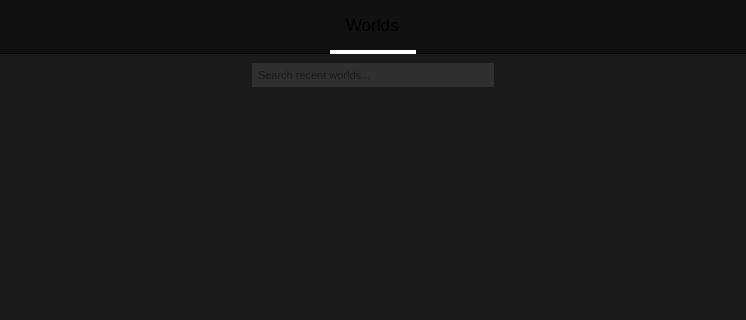
Before: the Qt Designer form src/widgets/projectmanager.ui in jahshaka/Studio, drawn with Qt 5; both pictures show x 0 to 746 and y 0 to 320 of the 746 by 503 pixel window.
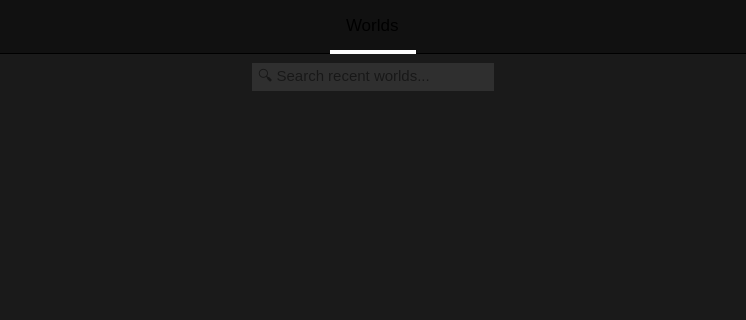
After: the same form once the commit is applied. Icons and pictures are not drawn.

Commit message: New hierarchy buttons and icons, tweaks all around

Diff of the .ui file:
```diff
--- a/src/widgets/projectmanager.ui
+++ b/src/widgets/projectmanager.ui
@@ -99,7 +99,7 @@
 }
 
 #lineEdit {
-	font-size: 11px;
+	font-size: 15px;
 	background: #2f2f2f;
 	padding: 4px;
 	border: 0;
@@ -339,6 +339,12 @@
          <verstretch>0</verstretch>
         </sizepolicy>
        </property>
+       <property name="minimumSize">
+        <size>
+         <width>0</width>
+         <height>0</height>
+        </size>
+       </property>
        <property name="styleSheet">
         <string notr="true"/>
        </property>
@@ -371,7 +377,7 @@
         <item>
          <widget class="QLineEdit" name="lineEdit">
           <property name="placeholderText">
-           <string>Search recent worlds...</string>
+           <string>🔍 Search recent worlds...</string>
           </property>
          </widget>
         </item>
```
The commit also changes 4 other files.
